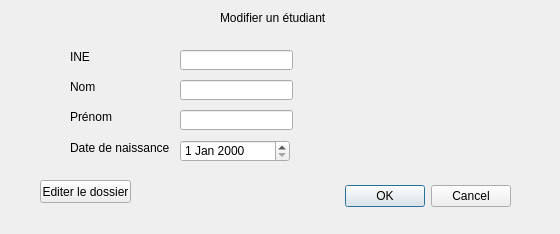
Above: modifieretudiant.ui from Timost/LO21 before the change. Below: the same form after it.
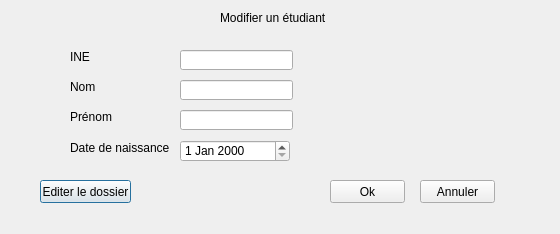
That is the form after the change.

```diff
--- a/modifieretudiant.ui
+++ b/modifieretudiant.ui
@@ -95,22 +95,6 @@
     <string>Modifier un étudiant</string>
    </property>
   </widget>
-  <widget class="QDialogButtonBox" name="buttonBox_2">
-   <property name="geometry">
-    <rect>
-     <x>170</x>
-     <y>180</y>
-     <width>341</width>
-     <height>32</height>
-    </rect>
-   </property>
-   <property name="orientation">
-    <enum>Qt::Horizontal</enum>
-   </property>
-   <property name="standardButtons">
-    <set>QDialogButtonBox::Cancel|QDialogButtonBox::Ok</set>
-   </property>
-  </widget>
   <widget class="QLabel" name="label_2">
    <property name="geometry">
     <rect>
@@ -147,6 +131,32 @@
     </rect>
    </property>
   </widget>
+  <widget class="QPushButton" name="OK">
+   <property name="geometry">
+    <rect>
+     <x>330</x>
+     <y>180</y>
+     <width>75</width>
+     <height>23</height>
+    </rect>
+   </property>
+   <property name="text">
+    <string>Ok</string>
+   </property>
+  </widget>
+  <widget class="QPushButton" name="Annuler">
+   <property name="geometry">
+    <rect>
+     <x>420</x>
+     <y>180</y>
+     <width>75</width>
+     <height>23</height>
+    </rect>
+   </property>
+   <property name="text">
+    <string>Annuler</string>
+   </property>
+  </widget>
  </widget>
  <resources/>
  <connections/>
```
Left out of the diff: 2 changed lines with no effect on the pictures.
